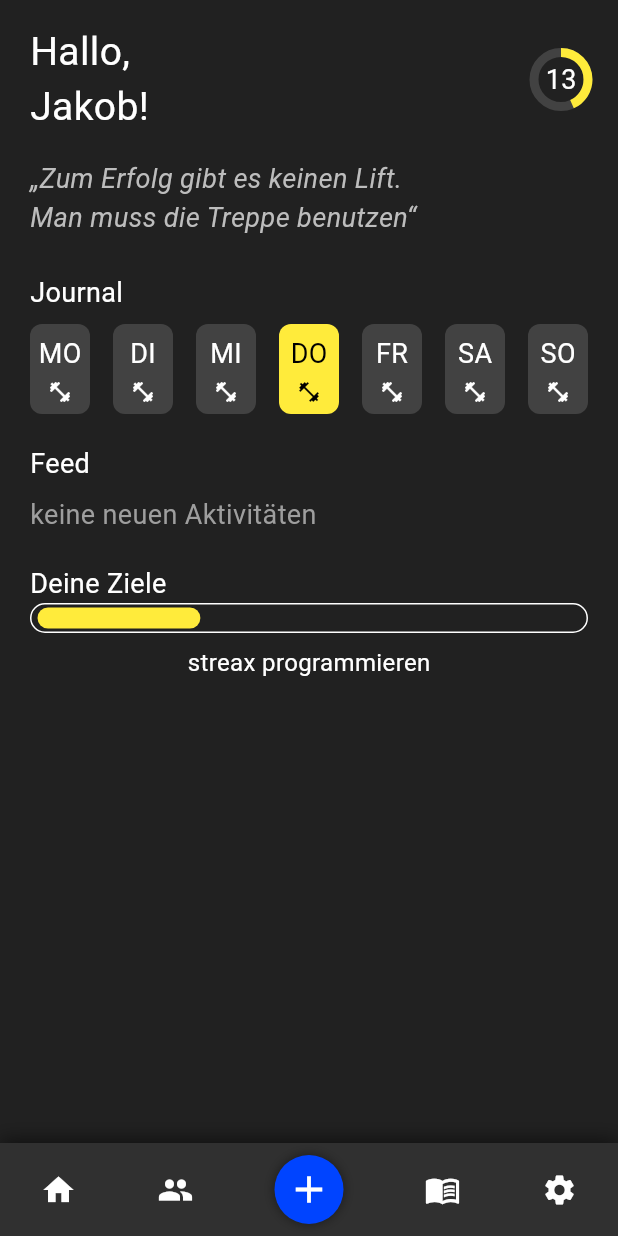
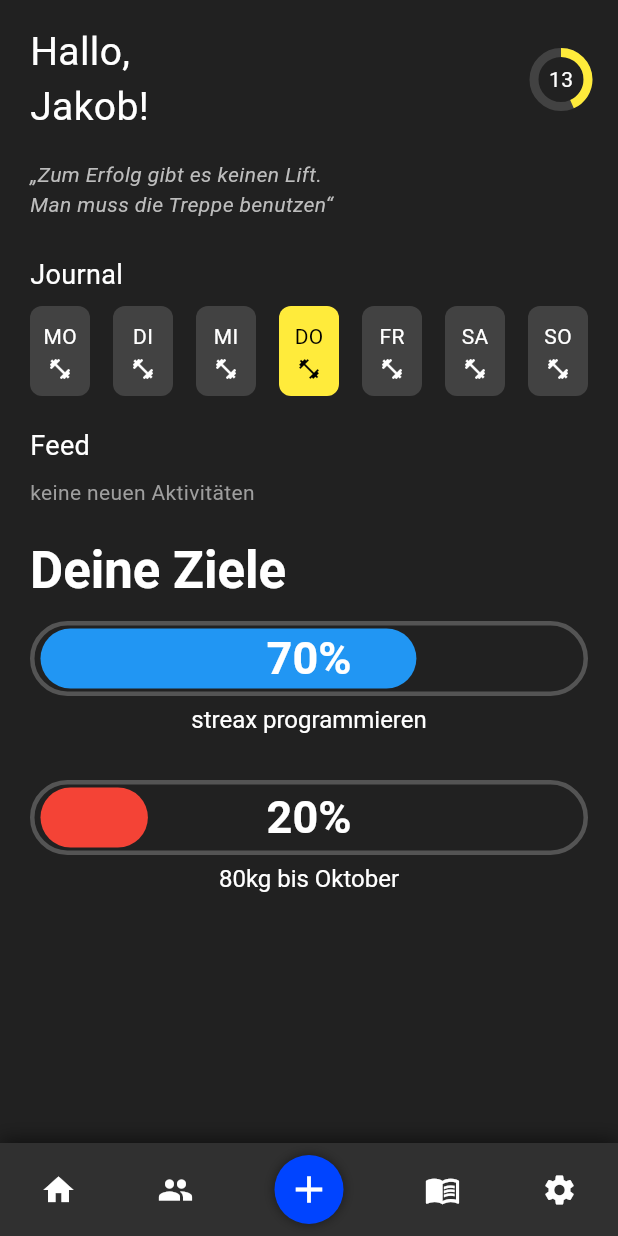
Before and after one commit to kenankusu/streax, a Flutter app: the screen it shows after launch, on a phone screen of 412 x 824 dp. Run offline on Flutter 3.47's test engine with Material 3 defaults, Android fonts, the phone set to English and light mode, and no system bars.

Commit message:
Abschnitt 'Deine Ziele' dem mockup entsprechend soweit finalisiert

```diff
--- a/lib/main.dart
+++ b/lib/main.dart
@@ -12,8 +12,9 @@ class streax extends StatelessWidget {
       debugShowCheckedModeBanner: false,
       theme: ThemeData(
         textTheme: TextTheme(
-          bodyLarge: TextStyle(color: Colors.white, fontSize: 20),
-          bodyMedium: TextStyle(color: Colors.white, fontSize: 18),
+          headlineLarge: TextStyle(color: Colors.white, fontSize: 40),
+          headlineMedium: TextStyle(color: Colors.white,fontSize: 34, fontWeight: FontWeight.bold),
+          headlineSmall: TextStyle(color: Colors.white, fontSize: 16),
           bodySmall: TextStyle(color: Colors.white, fontSize: 16),
         ),
       ),
--- a/lib/startseite.dart
+++ b/lib/startseite.dart
@@ -131,7 +131,36 @@ class startseite extends StatelessWidget {
                   style: TextStyle(color: Colors.grey[500])),
               SizedBox(height: 20),
 
-              Fortschrittsbalken(label: 'streax programmieren', fortschritt: 0.3)
+
+
+
+
+
+
+
+
+
+
+
+
+
+
+
+
+
+
+              //Überschrift für Fortschritt-Bereich
+              Padding(
+                padding: const EdgeInsets.only(bottom: 12),
+                child: Text(
+                  "Deine Ziele",
+                  style: Theme.of(context).textTheme.headlineMedium,
+                ),
+              ),
+
+              //Klasse aus fortschrittsbalken.dart
+              Fortschrittsbalken(label: 'streax programmieren', fortschritt: 0.7),
+              Fortschrittsbalken(label: '80kg bis Oktober', fortschritt: 0.2)
             ],
           ),
         ),
--- a/lib/widgets/fortschrittsbalken.dart
+++ b/lib/widgets/fortschrittsbalken.dart
@@ -15,21 +15,22 @@ class Fortschrittsbalken extends StatelessWidget {
     return Column(
       crossAxisAlignment: CrossAxisAlignment.start,
       children: [
-        Text("Deine Ziele",
-            style: TextStyle(color: Colors.white, fontSize: 18)),
-        Container( //wrappper für Progress bar, damit border styles verwendet werden können.
+        Container( //wrappper für Progress bar, damit border styles verwendet werden können
           padding: const EdgeInsets.symmetric(vertical: 2, horizontal: 4),
           decoration: BoxDecoration(
             color: Colors.transparent,
-            border: Border.all(color: Colors.white, width: 1),
-            borderRadius: BorderRadius.circular(10),
+            border: Border.all(color: const Color.fromARGB(255, 84, 84, 84), width: 3),
+            borderRadius: BorderRadius.circular(100), //Farbe, Rundung und Breite der Border
           ),
-          child: LinearProgressIndicator( //Progressbar
+          child: Stack( //Überlagerung von % auf dem Balken
+            alignment: Alignment.center,
+            children: [
+              LinearProgressIndicator(
                 value: fortschritt,
                 backgroundColor: Colors.transparent,
-            borderRadius: BorderRadius.circular(8),
+                borderRadius: BorderRadius.circular(100), //Rundung des Balkens
                 valueColor: AlwaysStoppedAnimation<Color>(
-              fortschritt >= 1.0
+                  fortschritt == 1.0 //if else um die Farbe des Fortschrittsbalkens zu bestimmen
                       ? Colors.green
                       : fortschritt > 0.6
                           ? Colors.blue
@@ -37,16 +38,23 @@ class Fortschrittsbalken extends StatelessWidget {
                               ? Colors.yellow
                               : Colors.red,
                 ),
-            minHeight: 14,
+                minHeight: 40, //Höhe des Fortschrittsbalkens
+              ),
+              Text( // Fortschritt als Dezimal in Prozent String umwandeln
+                "${(fortschritt * 100).toStringAsFixed(0)}%", // 0, also keine Nachkommastellen
+                style: Theme.of(context).textTheme.headlineMedium?.copyWith( fontSize: 30) //font stil übernehmen, aber größere Schriftgröße
+              ),
+            ],
           ),
         ),
-        const SizedBox(height: 8),
-        Center(
+        SizedBox(height: 5), // Padding
+        Center( //Zentrierung vom Text
           child: Text(
               label,
-            style: const TextStyle(color: Colors.white, fontSize: 16),
+              style: Theme.of(context).textTheme.headlineSmall,
             ),
-        )
+        ),
+        SizedBox(height: 30), // Padding unter dem Widget
       ],
     );
   }
```
Lines whose indentation alone changed are shown as unchanged.
